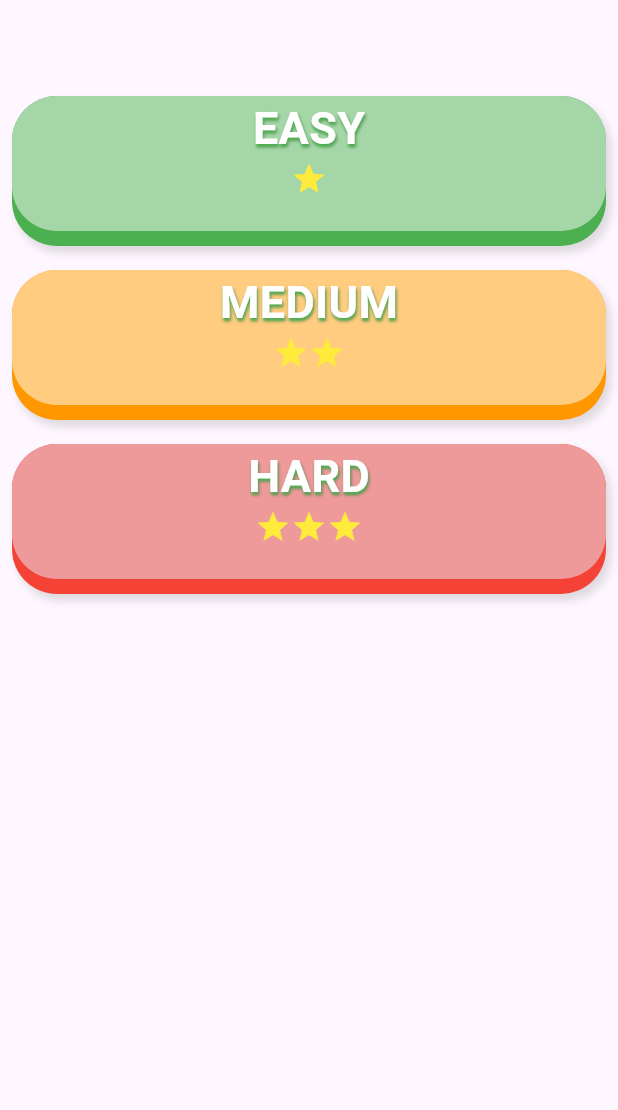
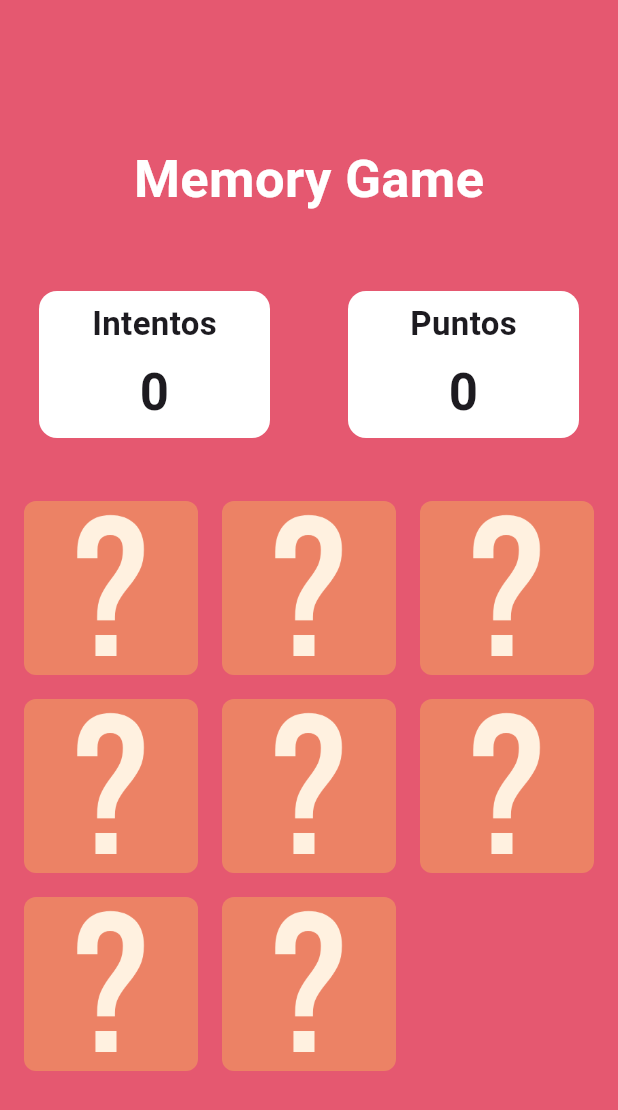
Before and after one commit to silverblade34/app_memorygame, a Flutter app: the screen it shows after launch, on a phone screen of 412 x 824 dp. Shown: the top 1110 px of the screen. Run offline on Flutter 3.47's test engine with Material 3 defaults, Android fonts, the light colour scheme and no system bars; our stand-ins replace get.

Commit message:
se esta manejando una estructura más simple, la vista home inicializara el juego

```diff
--- /dev/null
+++ b/lib/app/controllers/home_controller.dart
@@ -0,0 +1,11 @@
+import 'package:get/get.dart';
+
+class HomeController extends GetxController {
+  final String hiddenCardpath = 'assets/memorygame/hidden.png';
+  List<String>? gameImg;
+  final int cardCount = 8;
+
+  void initGame(){
+    gameImg = List.generate(cardCount, (index) => hiddenCardpath);
+  }
+}
--- /dev/null
+++ b/lib/app/pages/home_page.dart
@@ -0,0 +1,82 @@
+import 'package:app_memorygame/app/controllers/home_controller.dart';
+import 'package:app_memorygame/app/pages/widgets/score_board.dart';
+import 'package:flutter/material.dart';
+
+class HomePage extends StatefulWidget {
+  const HomePage({super.key});
+
+  @override
+  _HomePageState createState() => _HomePageState();
+}
+
+class _HomePageState extends State<HomePage> {
+  HomeController _game = HomeController();
+
+  @override
+  void initState() {
+    super.initState();
+    _game.initGame();
+  }
+
+  @override
+  Widget build(BuildContext context) {
+    double screenWidth = MediaQuery.of(context).size.width;
+    return Scaffold(
+      backgroundColor: Color(0xFFe55870),
+      body: Column(
+        mainAxisAlignment: MainAxisAlignment.center,
+        crossAxisAlignment: CrossAxisAlignment.center,
+        children: [
+          const Center(
+            child: Text(
+              "Memory Game",
+              style: TextStyle(
+                  color: Colors.white,
+                  fontSize: 35,
+                  fontWeight: FontWeight.bold),
+            ),
+          ),
+          const SizedBox(
+            height: 24,
+          ),
+          Row(
+            mainAxisAlignment: MainAxisAlignment.spaceBetween,
+            crossAxisAlignment: CrossAxisAlignment.center,
+            children: [scoreBoard("Intentos", "0"), scoreBoard("Puntos", "0")],
+          ),
+          SizedBox(
+            height: screenWidth,
+            width: screenWidth,
+            child: GridView.builder(
+              itemCount: _game.gameImg!.length,
+              gridDelegate: const SliverGridDelegateWithFixedCrossAxisCount(
+                crossAxisCount: 3,
+                crossAxisSpacing: 16,
+                mainAxisSpacing: 16,
+              ),
+              padding: EdgeInsets.all(16),
+              itemBuilder: (context, index) {
+                return GestureDetector(
+                  onTap: () {},
+                  child: Container(
+                    padding: const EdgeInsets.all(20),
+                    decoration: BoxDecoration(
+                      color: const Color.fromARGB(66, 255, 252, 70),
+                      borderRadius: BorderRadius.circular(8),
+                      image: DecorationImage(
+                        image: AssetImage(
+                          _game.gameImg![index],
+                        ),
+                        fit: BoxFit.cover,
+                      ),
+                    ),
+                  ),
+                );
+              },
+            ),
+          )
+        ],
+      ),
+    );
+  }
+}
--- /dev/null
+++ b/lib/app/pages/widgets/score_board.dart
@@ -0,0 +1,32 @@
+import 'package:flutter/material.dart';
+
+Widget scoreBoard(String title, String info) {
+  return Expanded(
+    child: Container(
+      margin: EdgeInsets.all(26),
+      padding: EdgeInsets.symmetric(
+        vertical: 6,
+        horizontal: 22,
+      ),
+      decoration: BoxDecoration(
+        color: Colors.white,
+        borderRadius: BorderRadius.circular(12),
+      ),
+      child: Column(
+        children: [
+          Text(
+            title,
+            style: TextStyle(fontSize: 22, fontWeight: FontWeight.bold),
+          ),
+          SizedBox(
+            height: 6,
+          ),
+          Text(
+            info,
+            style: TextStyle(fontSize: 34, fontWeight: FontWeight.bold),
+          ),
+        ],
+      ),
+    ),
+  );
+}
--- a/lib/home_page.dart
+++ /dev/null
@@ -1,124 +0,0 @@
-import 'package:flutter/material.dart';
-
-class HomePage extends StatefulWidget {
-  @override
-  _HomePageState createState() => _HomePageState();
-}
-
-class _HomePageState extends State<HomePage> {
-  @override
-  Widget build(BuildContext context) {
-    return Scaffold(
-      appBar: AppBar(),
-      body: ListView.builder(
-        itemCount: 3,
-        itemBuilder: (context, index) {
-          return Padding(
-            padding: const EdgeInsets.all(8.0),
-            child: Stack(
-              children: [
-                Container(
-                  height: 100,
-                  width: double.infinity,
-                  decoration: BoxDecoration(
-                    color: _list[index].primaryColor,
-                    borderRadius: BorderRadius.circular(30),
-                    boxShadow: const [
-                      BoxShadow(
-                          blurRadius: 4,
-                          color: Colors.black12,
-                          spreadRadius: 0.3,
-                          offset: Offset(3, 4)),
-                    ],
-                  ),
-                ),
-                Container(
-                  height: 90,
-                  width: double.infinity,
-                  decoration: BoxDecoration(
-                    color: _list[index].secondaryColor,
-                    borderRadius: BorderRadius.circular(30),
-                  ),
-                  child: Column(
-                    children: [
-                      Center(
-                        child: Text(
-                          _list[index].name,
-                          style: const TextStyle(
-                            color: Colors.white,
-                            fontSize: 30,
-                            fontWeight: FontWeight.bold,
-                            shadows: [
-                              Shadow(
-                                color: Colors.black26,
-                                blurRadius: 2,
-                                offset: Offset(1, 2),
-                              ),
-                              Shadow(
-                                color: Colors.green,
-                                blurRadius: 2,
-                                offset: Offset(0.5, 2),
-                              ),
-                            ],
-                          ),
-                        ),
-                      ),
-                      Row(
-                        mainAxisAlignment: MainAxisAlignment.center,
-                        crossAxisAlignment: CrossAxisAlignment.center,
-                        children: generatestar(_list[index].noOfstart),
-                      )
-                    ],
-                  ),
-                ),
-              ],
-            ),
-          );
-        },
-      ),
-    );
-  }
-
-  List<Widget> generatestar(int no) {
-    List<Widget> _icons = [];
-    for (int i = 0; i < no; i++) {
-      _icons.insert(
-          i,
-          Icon(
-            Icons.star,
-            color: Colors.yellow,
-          ));
-    }
-    return _icons;
-  }
-}
-
-class Details {
-  String name;
-  Color primaryColor;
-  Color secondaryColor;
-  int noOfstart;
-  Details(
-      {required this.name,
-      required this.primaryColor,
-      required this.secondaryColor,
-      required this.noOfstart});
-}
-
-List<Details> _list = [
-  Details(
-      name: "EASY",
-      primaryColor: Colors.green,
-      secondaryColor: const Color.fromRGBO(165, 214, 167, 1),
-      noOfstart: 1),
-  Details(
-      name: "MEDIUM",
-      primaryColor: Colors.orange,
-      secondaryColor: const Color.fromRGBO(255, 204, 128, 1),
-      noOfstart: 2),
-  Details(
-      name: "HARD",
-      primaryColor: Colors.red,
-      secondaryColor: const Color.fromRGBO(239, 154, 154, 1),
-      noOfstart: 3),
-];
--- a/lib/main.dart
+++ b/lib/main.dart
@@ -1,4 +1,4 @@
-import 'package:app_memorygame/home_page.dart';
+import 'package:app_memorygame/app/pages/home_page.dart';
 import 'package:flutter/material.dart';
 
 void main() {
@@ -17,7 +17,7 @@ class MyApp extends StatelessWidget {
         colorScheme: ColorScheme.fromSeed(seedColor: Colors.deepPurple),
         useMaterial3: true,
       ),
-      home: HomePage(),
+      home: const HomePage(),
     );
   }
 }
--- a/pubspec.yaml
+++ b/pubspec.yaml
@@ -30,7 +30,9 @@ environment:
 dependencies:
   flutter:
     sdk: flutter
-
+  get: ^4.6.5
+  get_storage: ^2.1.1
+  flutter_easyloading: ^3.0.5
 
   # The following adds the Cupertino Icons font to your application.
   # Use with the CupertinoIcons class for iOS style icons.
@@ -60,7 +62,7 @@ flutter:
 
   # To add assets to your application, add an assets section, like this:
   assets:
-    - images/memorygame/
+    - assets/memorygame/
   # An image asset can refer to one or more resolution-specific "variants", see
   # https://flutter.dev/assets-and-images/#resolution-aware
 
```
Also changed, not shown: lib/data_page.dart (deleted, +0 -58 lines), assets/memorygame/hidden.png (added), pubspec.lock, 1 other file.
